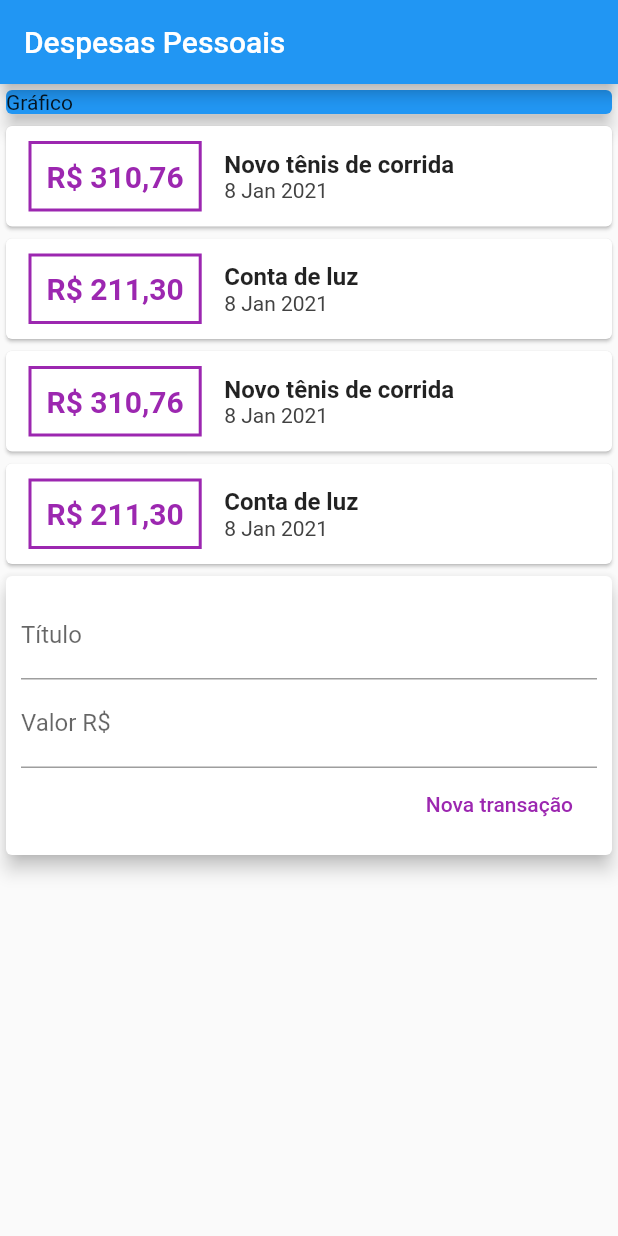
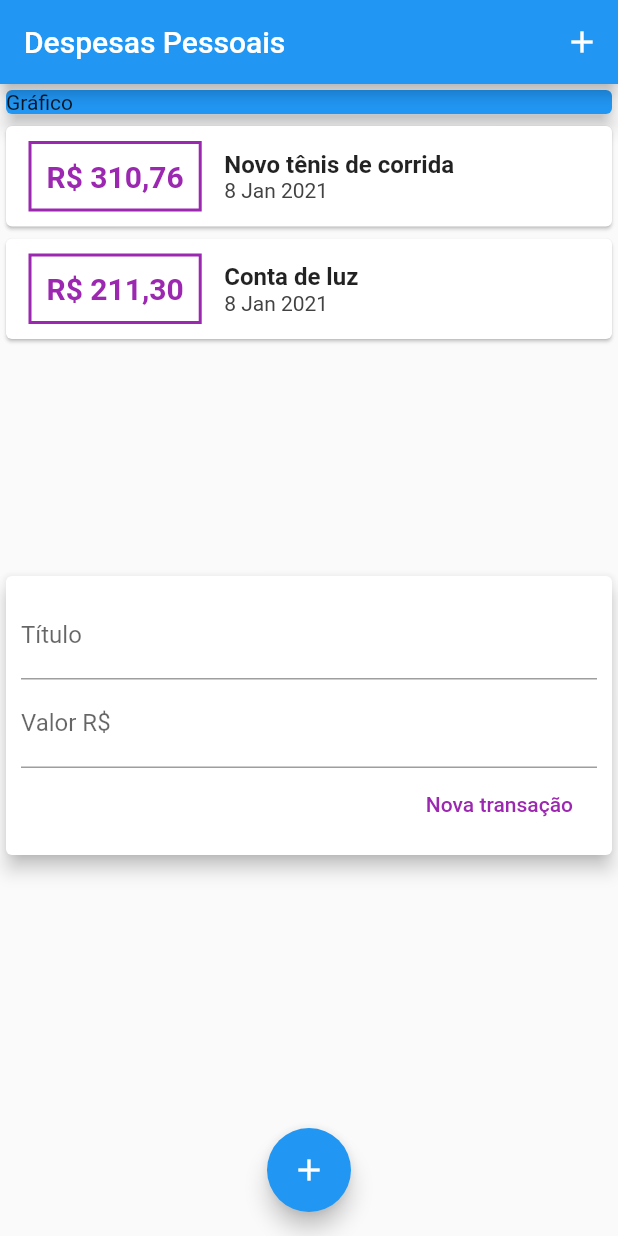
Before and after one commit to WENDEL4891/expenses, a Flutter app: the screen it shows after launch, after a tap on "Nova transação", on a phone screen of 412 x 824 dp. Run offline on Flutter 3.47's test engine with Material 2 defaults, Android fonts, the phone set to English and light mode, and no system bars; missing offline and left inert: dart:ffi.

Commit message:
Atualizado até a aula 98.

```diff
--- a/lib/components/transaction_form.dart
+++ b/lib/components/transaction_form.dart
@@ -8,6 +8,15 @@ class TransactionForm extends StatelessWidget {
   final void Function(String, double) onSubmit;
 
   TransactionForm(this.onSubmit);
+
+  _submitForm() {
+    final title = titleController.text;
+    final value = double.tryParse(valueController.text) ?? 0.0;
+    if (title.isEmpty || value <= 0) {
+      return;
+    }
+    onSubmit(title, value);
+  }
 
   Widget build(BuildContext context) {
     return Card(
@@ -23,7 +32,8 @@ class TransactionForm extends StatelessWidget {
                 )),
             TextField(
               controller: valueController,
-              keyboardType: TextInputType.number,
+              keyboardType: TextInputType.numberWithOptions(decimal: true),
+              onSubmitted: (_) => _submitForm(),
               decoration: InputDecoration(
                 labelText: 'Valor R\$',
               ),
@@ -34,11 +44,7 @@ class TransactionForm extends StatelessWidget {
                 FlatButton(
                   textColor: Colors.purple,
                   child: Text('Nova transação'),
-                  onPressed: () {
-                    final title = titleController.text;
-                    final value = double.tryParse(valueController.text) ?? 0.0;
-                    onSubmit(title, value);
-                  },
+                  onPressed: _submitForm,
                 ),
               ],
             ),
--- a/lib/components/transaction_list.dart
+++ b/lib/components/transaction_list.dart
@@ -10,11 +10,11 @@ class TransactionList extends StatelessWidget {
   build(BuildContext) {
     return Container(
       height: 300,
-      child: SingleChildScrollView(
-        child: Column(
-          children: transactions
-              .map(
-                (transaction) => Card(
+      child: ListView.builder(
+        itemCount: transactions.length,
+        itemBuilder: (ctx, index){
+          final transaction = transactions[index];
+          return Card(
             child: Row(
               children: [
                 Container(
@@ -55,10 +55,8 @@ class TransactionList extends StatelessWidget {
                 )
               ],
             ),
-                ),
-              )
-              .toList(),
-        ),
+          );
+        },
       ),
     );
   }
--- a/lib/components/transaction_user.dart
+++ b/lib/components/transaction_user.dart
@@ -21,32 +21,10 @@ class _TransactionUserState extends State<TransactionUser> {
       title: 'Conta de luz',
       value: 211.30,
       date: DateTime.now(),
-    ),
-    Transaction(
-      id: 't3',
-      title: 'Novo tênis de corrida',
-      value: 310.76,
-      date: DateTime.now(),
-    ),
-    Transaction(
-      id: 't4',
-      title: 'Conta de luz',
-      value: 211.30,
-      date: DateTime.now(),
-    ),
-    Transaction(
-      id: 't5',
-      title: 'Novo tênis de corrida',
-      value: 310.76,
-      date: DateTime.now(),
-    ),
-    Transaction(
-      id: 't6',
-      title: 'Conta de luz',
-      value: 211.30,
-      date: DateTime.now(),
-    ),
+    )
   ];
+
+
 
   _addTransaction(String title, double value) {
     setState(() {
--- a/lib/main.dart
+++ b/lib/main.dart
@@ -13,12 +13,17 @@ class ExpensesApp extends StatelessWidget {
 }
 
 class MyHomePage extends StatelessWidget {
-
   @override
   Widget build(BuildContext context) {
     return Scaffold(
       appBar: AppBar(
         title: Text('Despesas Pessoais'),
+        actions: <Widget>[
+          IconButton(
+            icon: Icon(Icons.add),
+            onPressed: () {},
+          )
+        ],
       ),
       body: SingleChildScrollView(
         child: Column(
@@ -35,6 +40,11 @@ class MyHomePage extends StatelessWidget {
           ],
         ),
       ),
+      floatingActionButton: FloatingActionButton(
+        child: Icon(Icons.add),
+        onPressed: () {},
+      ),
+      floatingActionButtonLocation: FloatingActionButtonLocation.centerFloat
     );
   }
 }
```
Lines whose indentation alone changed are shown as unchanged.
